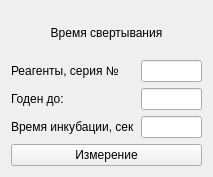
Old version of the form choisedialog/ko1.ui in the repository krang4d/Agrekola.
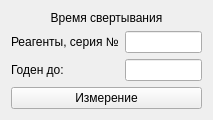
New version of the form.

Patch:
```diff
--- a/choisedialog/ko1.ui
+++ b/choisedialog/ko1.ui
@@ -7,7 +7,7 @@
     <x>0</x>
     <y>0</y>
     <width>213</width>
-    <height>177</height>
+    <height>114</height>
    </rect>
   </property>
   <property name="windowTitle">
@@ -55,19 +55,6 @@
      <item row="1" column="1">
       <widget class="QLineEdit" name="lineEdit_16"/>
      </item>
-     <item row="2" column="0">
-      <widget class="QLabel" name="label_2">
-       <property name="text">
-        <string>Время инкубации, сек</string>
-       </property>
-       <property name="buddy">
-        <cstring>lineEdit</cstring>
-       </property>
-      </widget>
-     </item>
-     <item row="2" column="1">
-      <widget class="QLineEdit" name="lineEdit"/>
-     </item>
     </layout>
    </item>
    <item>
```
